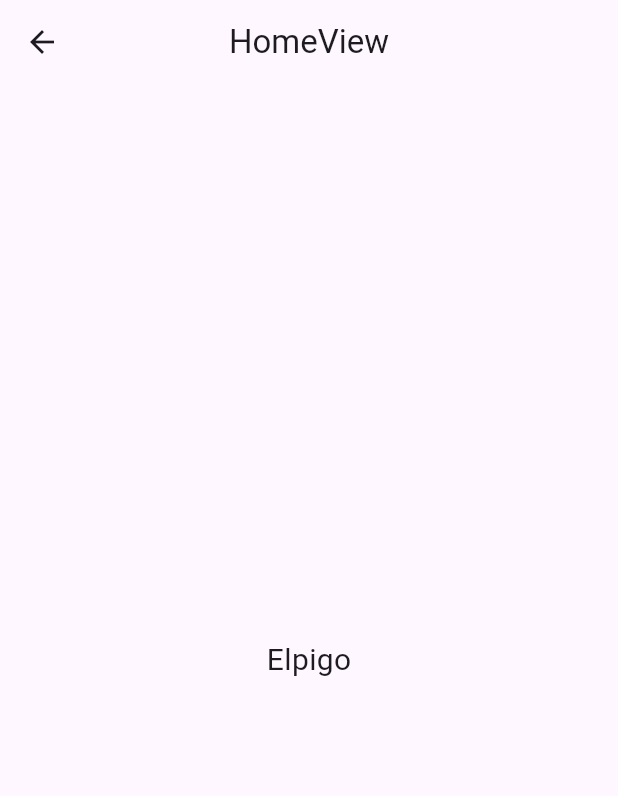
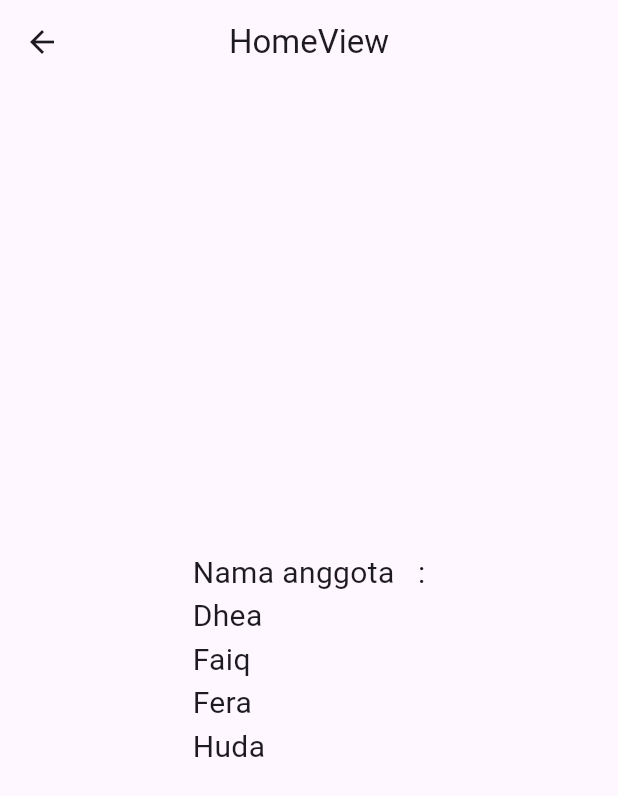
Before and after one commit to MuhammadHudaibi/elpigo, a Flutter app: the HomeView screen opened by its route, on a phone screen of 412 x 824 dp. Shown: the top 796 px of the screen. Run offline on Flutter 3.47's test engine with Material 3 defaults, Android fonts, the phone set to English and light mode, and no system bars; our stand-ins replace firebase_core, get, google_fonts; accounts and stored records are empty.

Commit message:
ganti nama di home view

```diff
--- a/lib/app/modules/home/views/home_view.dart
+++ b/lib/app/modules/home/views/home_view.dart
@@ -14,7 +14,7 @@ class HomeView extends GetView<HomeController> {
       ),
       body: const Center(
         child: Text(
-          'Elpigo',
+          'Nama anggota   :\nDhea\nFaiq\nFera\nHuda',
           style: TextStyle(fontSize: 20),
         ),
       ),
```
